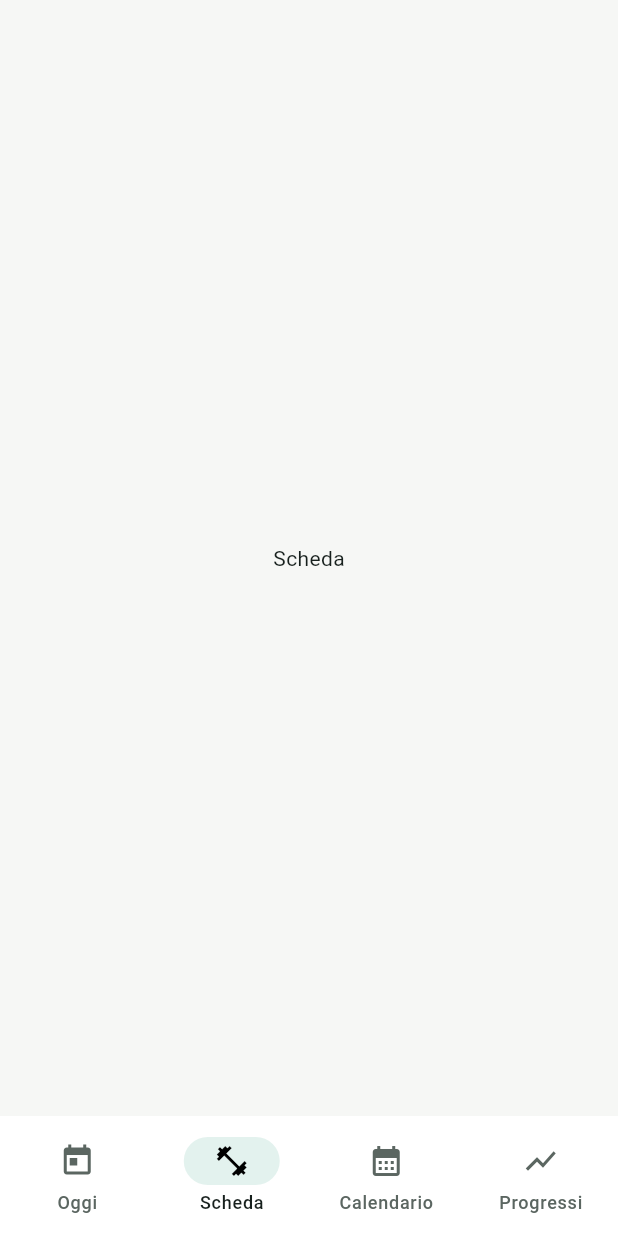
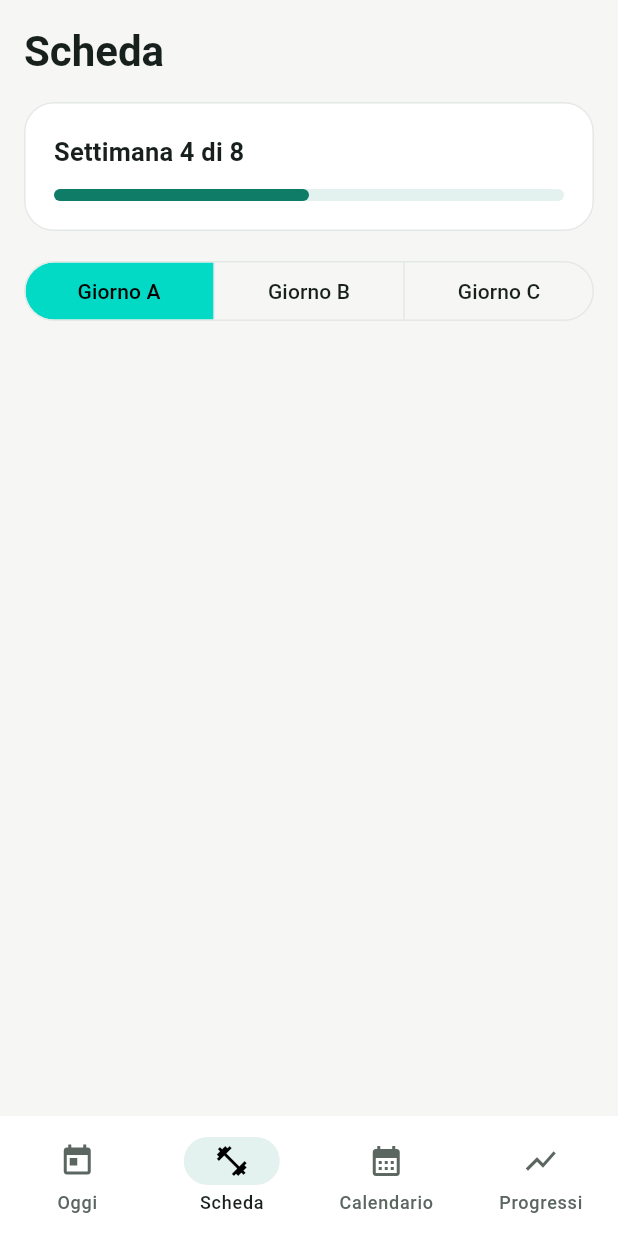
Before and after one commit to MatteoRossii/Balance, a Flutter app: the screen it shows after launch, item 2 of the bottom bar chosen, on a phone screen of 412 x 824 dp. Run offline on Flutter 3.47's test engine with Material 3 defaults, Android fonts, the phone set to English and light mode, and no system bars.

Commit message:
sezione scheda allenamento

```diff
--- a/lib/main.dart
+++ b/lib/main.dart
@@ -11,6 +11,7 @@ import 'package:flutter/material.dart';
 
 // Importa i colori e lo stile (card, pulsanti, barra) da lib/tema.dart.
 import 'tema.dart';
+import 'schermata_scheda.dart';
 
 // --- 1. AVVIO -------------------------------------------------
 // Flutter parte sempre da main(). runApp() mette MyApp sullo schermo.
@@ -80,7 +81,12 @@ class _NavigazioneState extends State<Navigazione> {
             // DOVE OPERARE: qui dentro va il contenuto della sezione scelta.
             // Il Center interno serve solo per il testo segnaposto: con una
             // ListView di card si toglie.
-            child: Center(child: Text(_titoli[_indiceSelezionato])),
+            // Se è selezionata "Scheda" (indice 1) mostra la schermata vera,
+            // altrimenti ancora il testo segnaposto.
+            // `? :` è un if/else in forma breve: condizione ? se vero : se falso
+            child: _indiceSelezionato == 1
+                ? const SchermataScheda()
+                : Center(child: Text(_titoli[_indiceSelezionato])),
           ),
         ),
       ),
--- /dev/null
+++ b/lib/scheda.dart
@@ -0,0 +1,69 @@
+// Un esercizio della scheda: es. Squat, 4 × 8 con 60 kg.
+class Esercizio {
+  final String nome;
+  final int serie;
+  final int ripetizioni;
+  final double carico; // in kg; 0 = corpo libero
+
+  const Esercizio({
+    required this.nome,
+    required this.serie,
+    required this.ripetizioni,
+    this.carico = 0,
+  });
+
+  // Volume = kg totali sollevati: serie × ripetizioni × carico.
+  // Servirà nella sezione Progressi per il carico settimanale.
+  double volume() {
+    return serie * ripetizioni * carico;
+  }
+}
+
+// Un giorno della scheda: es. giorno "A" con i suoi esercizi.
+// È il contenuto mostrato quando scegli A / B / C nella sezione Scheda.
+class GiornoAllenamento {
+  final String nome; // es. "A" oppure "Petto e tricipiti"
+  final List<Esercizio> esercizi; // nell'ordine in cui si eseguono
+
+  // Nessun valore predefinito: un giorno ha sempre un nome e una lista
+  // di esercizi (al limite vuota: const [] mentre lo stai compilando).
+  const GiornoAllenamento({
+    required this.nome,
+    required this.esercizi,
+  });
+}
+
+// La scheda completa: i giorni (A, B, C...) e la durata della programmazione.
+class Scheda {
+  final List<GiornoAllenamento> giorni;
+  final DateTime dataInizio; // primo giorno della programmazione
+  final int durataSettimane; // es. 8 → "Settimana X di 8"
+
+  const Scheda({
+    required this.giorni,
+    required this.dataInizio,
+    required this.durataSettimane,
+  });
+
+  // Settimana in cui siamo, contando da 1 (non da 0).
+  // È un getter: si legge come un campo (scheda.settimanaCorrente),
+  // ma il valore viene ricalcolato ogni volta, quindi è sempre aggiornato.
+  int get settimanaCorrente {
+    final now = DateTime.now();
+    // Tempo trascorso dall'inizio (un oggetto Duration).
+    final differenza = now.difference(dataInizio);
+    // Solo i giorni interi passati: il primo giorno vale 0.
+    final giorniPassati = differenza.inDays;
+    // ~/ è la divisione intera: 0-6 giorni → 0, 7-13 → 1, ...
+    final settimane = giorniPassati ~/ 7;
+    // +1 perché per noi la prima settimana è la "settimana 1".
+    return settimane + 1;
+  }
+
+  // REGOLA: la programmazione è finita quando abbiamo superato l'ultima
+  // settimana (es. settimana 9 di una scheda da 8).
+  // Servirà per proporre la settimana di scarico, caso (a) del CLAUDE.md.
+  bool get programmazioneFinita {
+    return settimanaCorrente > durataSettimane;
+  }
+}
--- /dev/null
+++ b/lib/schermata_scheda.dart
@@ -0,0 +1,163 @@
+// ============================================================
+// schermata_scheda.dart – sezione "Scheda" della barra in basso
+//
+// Il file ha 2 parti:
+//   1. schedaEsempio     -> dati finti, finché non potremo inserirli
+//   2. SchermataScheda   -> cosa si vede sullo schermo
+// ============================================================
+
+import 'package:flutter/material.dart';
+
+import 'scheda.dart';
+import 'tema.dart';
+
+// --- 1. DATI DI ESEMPIO ---------------------------------------
+// È `final` e non `const` perché DateTime(...) non può essere const.
+// DOVE OPERARE: cambia data e durata per provare la barra
+// (es. durataSettimane: 3 → programmazione finita).
+final schedaEsempio = Scheda(
+  dataInizio: DateTime(2026, 11, 3),
+  durataSettimane: 8,
+  giorni: const [
+    GiornoAllenamento(nome: 'Giorno A', esercizi: [
+      Esercizio(nome: 'Squat', serie: 4, ripetizioni: 8, carico: 60),
+      Esercizio(nome: 'Panca piana', serie: 4, ripetizioni: 8, carico: 50),
+    ]),
+    GiornoAllenamento(nome: 'Giorno B', esercizi: [
+      Esercizio(nome: 'Stacco da terra', serie: 3, ripetizioni: 5, carico: 80),
+      // Niente `carico:` → vale 0 grazie a `this.carico = 0` (corpo libero).
+      Esercizio(nome: 'Trazioni', serie: 4, ripetizioni: 6),
+      Esercizio(nome: 'Rematore', serie: 3, ripetizioni: 10, carico: 40),
+    ]),
+    GiornoAllenamento(nome: 'Giorno C', esercizi: [
+      Esercizio(nome: 'Lento avanti', serie: 4, ripetizioni: 8, carico: 30),
+      Esercizio(nome: 'Affondi', serie: 3, ripetizioni: 10, carico: 20),
+      Esercizio(nome: 'Plank', serie: 3, ripetizioni: 1),
+    ]),
+  ],
+);
+
+// --- 2. SCHERMATA ---------------------------------------------
+// StatefulWidget: la schermata deve ricordare quale giorno (A/B/C)
+// è selezionato, e quel valore cambia quando tocchi i pulsanti.
+// Come in main.dart (Navigazione), si scrive in due classi:
+//   - SchermataScheda       -> la "configurazione" (non cambia)
+//   - _SchermataSchedaState -> i dati che cambiano + il metodo build
+class SchermataScheda extends StatefulWidget {
+  const SchermataScheda({super.key});
+
+  @override
+  State<SchermataScheda> createState() => _SchermataSchedaState();
+}
+
+class _SchermataSchedaState extends State<SchermataScheda> {
+  // Posizione del giorno scelto nella lista scheda.giorni:
+  // 0 = A, 1 = B, 2 = C. All'apertura è selezionato il primo.
+  // NON è final: deve poter cambiare quando tocchi un altro giorno.
+  int _giornoSelezionato = 0;
+
+  @override
+  Widget build(BuildContext context) {
+    // Gli stili di testo del tema: così le dimensioni restano coerenti
+    // in tutta l'app invece di scrivere numeri sparsi.
+    final testi = Theme.of(context).textTheme;
+    final scheda = schedaEsempio;
+
+    // ListView invece di Column: se i contenuti superano l'altezza
+    // dello schermo (iPhone SE) si può scorrere invece di andare in errore.
+    return ListView(
+      padding: const EdgeInsets.all(16),
+      children: [
+        // Titolo pagina: 28 grassetto (CLAUDE.md, "Grafica").
+        Text(
+          'Scheda',
+          style: testi.headlineMedium?.copyWith(
+            fontSize: 28,
+            fontWeight: FontWeight.bold,
+          ),
+        ),
+        const SizedBox(height: 16), // spazio tra blocchi: 16
+
+        _CardAvanzamento(scheda: scheda),
+        const SizedBox(height: 16),
+
+        // Selettore dei giorni A / B / C.
+        // <int>: il valore di ogni pulsante è la posizione del giorno
+        // nella lista (0, 1, 2), come _giornoSelezionato.
+        SegmentedButton<int>(
+          // Un pulsante per ogni giorno della scheda ("collection for"):
+          // se la scheda avesse 4 giorni, i pulsanti diventerebbero 4 da soli.
+          segments: [
+            for (var i = 0; i < scheda.giorni.length; i++)
+              ButtonSegment(value: i, label: Text(scheda.giorni[i].nome)),
+          ],
+          // Vuole un Set (insieme) perché permetterebbe anche più selezioni;
+          // {x} è un Set con un solo elemento.
+          selected: {_giornoSelezionato},
+          // Chiamata quando tocchi un pulsante: `nuovi` è il Set con la
+          // nuova selezione (es. {2} se tocchi C). .first prende l'unico valore.
+          // setState ridisegna lo schermo con il nuovo giorno.
+          onSelectionChanged: (nuovi) {
+            setState(() => _giornoSelezionato = nuovi.first);
+          },
+          // Toglie la ✓ accanto alla lettera selezionata.
+          showSelectedIcon: false,
+        ),
+      ],
+    );
+  }
+}
+
+// Card "Settimana X di N" con la barra di avanzamento.
+// Il trattino basso iniziale (_CardAvanzamento) la rende privata:
+// si può usare solo dentro questo file.
+class _CardAvanzamento extends StatelessWidget {
+  const _CardAvanzamento({required this.scheda});
+
+  final Scheda scheda;
+
+  @override
+  Widget build(BuildContext context) {
+    final testi = Theme.of(context).textTheme;
+
+    // La barra vuole un numero tra 0.0 (vuota) e 1.0 (piena).
+    // clamp evita di andare oltre 1.0 quando la programmazione è finita
+    // (es. settimana 9 di 8 → 1.125 → diventa 1.0).
+    final avanzamento =
+        (scheda.settimanaCorrente / scheda.durataSettimane).clamp(0.0, 1.0);
+
+    // Qui usiamo la regola scritta in scheda.dart: la UI non fa calcoli,
+    // chiede soltanto "è finita?" e sceglie il testo.
+    final titolo = scheda.programmazioneFinita
+        ? 'Programmazione finita'
+        : 'Settimana ${scheda.settimanaCorrente} di ${scheda.durataSettimane}';
+
+    // Card: angoli, bordo e colore arrivano già dal tema (tema.dart).
+    return Card(
+      child: Padding(
+        padding: const EdgeInsets.all(20),
+        child: Column(
+          // Allinea i figli a sinistra (di default sarebbero centrati).
+          crossAxisAlignment: CrossAxisAlignment.start,
+          children: [
+            // Titolo card: 17 semibold.
+            Text(
+              titolo,
+              style: testi.titleMedium?.copyWith(
+                fontSize: 17,
+                fontWeight: FontWeight.w600,
+              ),
+            ),
+            const SizedBox(height: 12),
+            LinearProgressIndicator(
+              value: avanzamento,
+              minHeight: 8,
+              borderRadius: BorderRadius.circular(4),
+              backgroundColor: coloreVerdeChiaro,
+            ),
+          ],
+        ),
+      ),
+    );
+  }
+}
```
